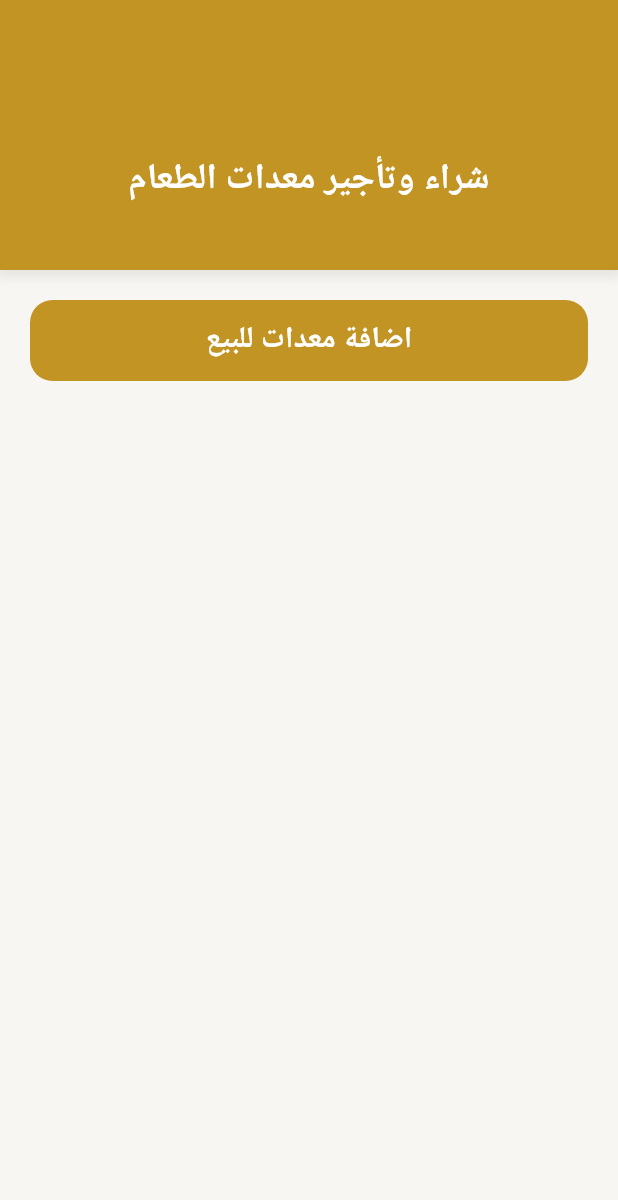
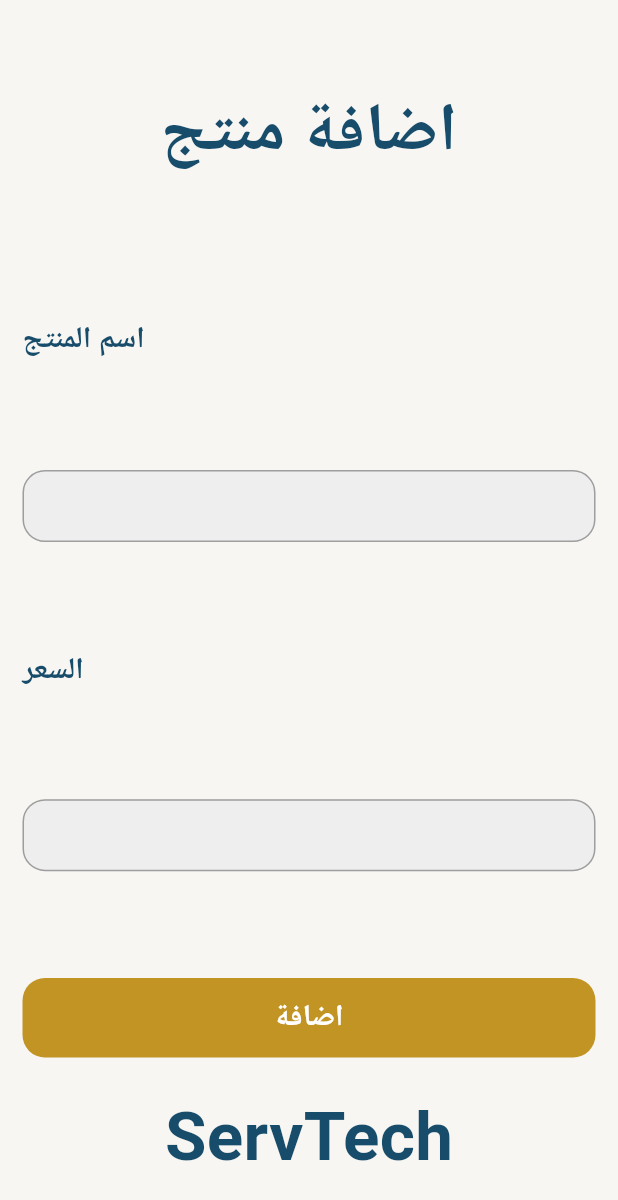
Before and after one commit to samahelmy/project1, a Flutter app: the ResProducts screen opened directly, after a tap on "اضافة معدات للبيع", on a phone screen of 412 x 824 dp. Shown: the top 1200 px of the screen. Run offline on Flutter 3.47's test engine with Material 3 defaults, Android fonts, the phone set to English and light mode, and no system bars.

Commit message:
sellpro1

```diff
--- a/project1/project1/lib/resproducts.dart
+++ b/project1/project1/lib/resproducts.dart
@@ -1,4 +1,5 @@
 import 'package:flutter/material.dart';
+import 'package:project1/sellpro.dart';
 
 class ResProducts extends StatelessWidget {
   const ResProducts({super.key});
@@ -42,7 +43,10 @@ class ResProducts extends StatelessWidget {
             padding: const EdgeInsets.symmetric(horizontal: 20),
             child: InkWell(
               onTap: () {
-                // Add your click handling here
+                Navigator.push(
+                  context,
+                  MaterialPageRoute(builder: (context) => const SellPro()),
+                );
               },
               child: Container(
                 width: double.infinity,
--- /dev/null
+++ b/project1/project1/lib/sellpro.dart
@@ -0,0 +1,119 @@
+import 'package:flutter/material.dart';
+
+class SellPro extends StatelessWidget {
+  const SellPro({super.key});
+
+  @override
+  Widget build(BuildContext context) {
+    return Scaffold(
+      backgroundColor: const Color(0xFFF7F6F2),
+      body: Padding(
+        padding: const EdgeInsets.all(15.0),
+        child: Column(
+          crossAxisAlignment: CrossAxisAlignment.start,
+          children: [
+            const SizedBox(height: 40),
+            const Center(
+              child: Text(
+                'اضافة منتج',
+                style: TextStyle(
+                  fontSize: 45, // Increased from 35
+                  fontWeight: FontWeight.bold,
+                  color: Color(0xff184c6b),
+                ),
+              ),
+            ),
+            const SizedBox(height: 20),
+            Expanded(
+              child: Column(
+                mainAxisAlignment: MainAxisAlignment.spaceEvenly,
+                crossAxisAlignment: CrossAxisAlignment.start,
+                children: [
+                  Text(
+                    'اسم المنتج',
+                    style: TextStyle(
+                      fontSize: 20,
+                      fontWeight: FontWeight.bold,
+                      color: Color(0xff184c6b),
+                    ),
+                  ),
+                  buildFormField('اسم المنتج'),
+                  Text(
+                    'السعر',
+                    style: TextStyle(
+                      fontSize: 20,
+                      fontWeight: FontWeight.bold,
+                      color: Color(0xff184c6b),
+                    ),
+                  ),
+                  buildFormField('السعر'),
+                ],
+              ),
+            ),
+            Column(
+              children: [
+                Center(
+                  child: InkWell(
+                    onTap: () {
+                      // Add your click handling here
+                    },
+                    child: Container(
+                      width: double.infinity,
+                      padding: const EdgeInsets.symmetric(vertical: 12),
+                      decoration: BoxDecoration(
+                        color: const Color(0xffc29424),
+                        borderRadius: BorderRadius.circular(15),
+                      ),
+                      child: const Center(
+                        child: Text(
+                          'اضافة',
+                          style: TextStyle(
+                            fontSize: 20,
+                            fontWeight: FontWeight.bold,
+                            color: Colors.white,
+                          ),
+                        ),
+                      ),
+                    ),
+                  ),
+                ),
+                const SizedBox(height: 20),
+                const Text(
+                  'ServTech',
+                  style: TextStyle(
+                    fontSize: 45, // Increased from 35
+                    fontWeight: FontWeight.bold,
+                    color: Color(0xff184c6b),
+                  ),
+                ),
+                const SizedBox(height: 20),
+              ],
+            ),
+          ],
+        ),
+      ),
+    );
+  }
+
+  Widget buildFormField(String label) {
+    return TextFormField(
+      decoration: InputDecoration(
+        filled: true,
+        fillColor: Colors.grey[200],
+        border: OutlineInputBorder(
+          borderRadius: BorderRadius.circular(15),
+          borderSide: const BorderSide(color: Colors.grey, width: 1),
+        ),
+        enabledBorder: OutlineInputBorder(
+          borderRadius: BorderRadius.circular(15),
+          borderSide: const BorderSide(color: Colors.grey, width: 1),
+        ),
+        focusedBorder: OutlineInputBorder(
+          borderRadius: BorderRadius.circular(15),
+          borderSide: const BorderSide(color: Colors.grey, width: 1),
+        ),
+        contentPadding: const EdgeInsets.symmetric(horizontal: 15, vertical: 12),
+      ),
+    );
+  }
+}
--- a/project1/project1/pubspec.yaml
+++ b/project1/project1/pubspec.yaml
@@ -30,6 +30,7 @@ environment:
 dependencies:
   flutter:
     sdk: flutter
+  image_picker: ^1.0.4
 
   # The following adds the Cupertino Icons font to your application.
   # Use with the CupertinoIcons class for iOS style icons.
```
Also changed, not shown: project1/project1/pubspec.lock, 5 other files.
